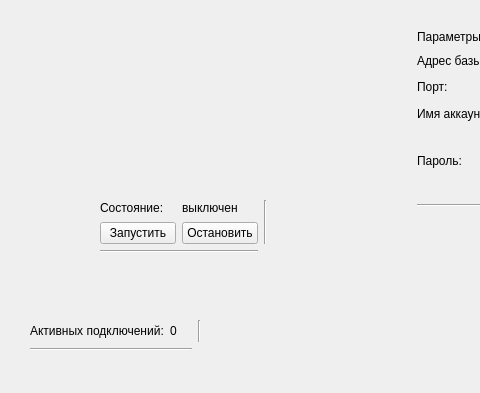
First picture: the form in src/mainwindow.ui, repository SyrtcevVadim/BesMesServer, before the edit; both pictures show x 0 to 480 and y 0 to 393 of the 800 by 600 pixel window.
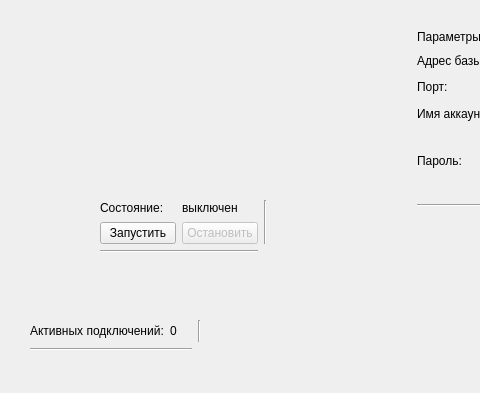
Second picture: the form after the edit.

Commit message: После нажатия на кнопки запуска и остановки сервера, их состояние меняется

```diff
--- a/src/mainwindow.ui
+++ b/src/mainwindow.ui
@@ -76,6 +76,9 @@
      </item>
      <item row="1" column="1">
       <widget class="QPushButton" name="stopServerBtn">
+       <property name="enabled">
+        <bool>false</bool>
+       </property>
        <property name="toolTip">
         <string>Останавливает работу сервера</string>
        </property>
```
The commit also changes 2 other files.
